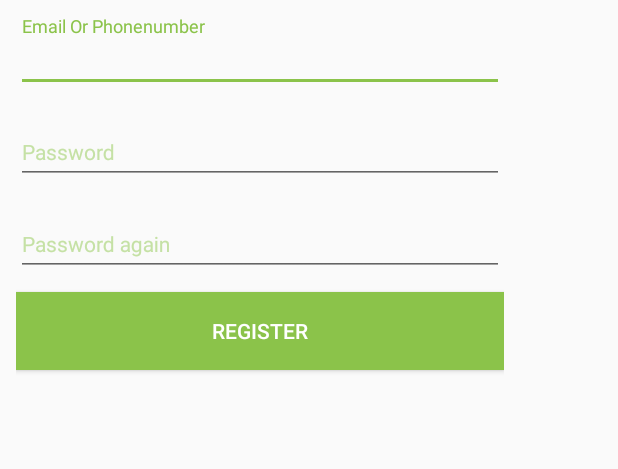
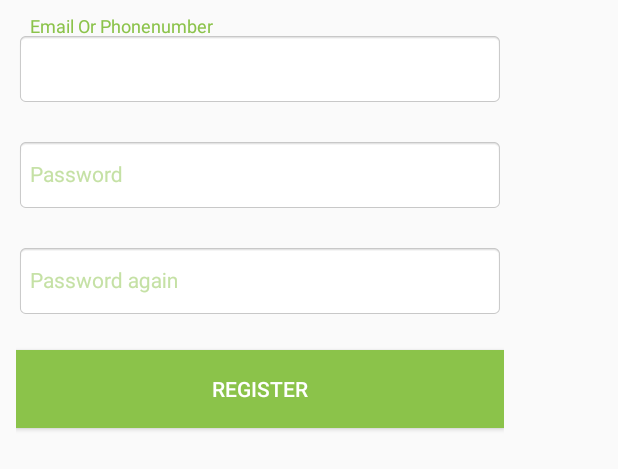
Before and after one commit to locdx3/Facecook, an Android app: the layout register_layout.xml on its own in the app's theme, with its tools: preview values and no code run, on a phone screen of 412 x 824 dp. Shown: the top 469 px of the screen. Run offline under Robolectric (Android 15) with nearby library versions, the phone set to English and light mode, and no system bars.

```diff
--- a/app/src/main/res/layout/activity_login.xml
+++ b/app/src/main/res/layout/activity_login.xml
@@ -15,7 +15,6 @@
         android:src="@drawable/logo" />
 
     <LinearLayout
-        android:visibility="gone"
         android:id="@+id/lnWapper"
         android:layout_width="match_parent"
         android:layout_height="wrap_content"
--- a/app/src/main/res/layout/register_layout.xml
+++ b/app/src/main/res/layout/register_layout.xml
@@ -16,9 +16,10 @@
         <EditText
             android:id="@+id/username_register"
             android:layout_width="match_parent"
-            android:layout_height="wrap_content"
+            android:layout_height="@dimen/_38sdp"
             android:layout_marginBottom="@dimen/_8sdp"
             android:layout_marginTop="@dimen/_8sdp"
+            android:background="@android:drawable/editbox_background_normal"
             android:fontFamily="sans-serif"
             android:hint="Email Or Phonenumber"
             android:inputType="textEmailAddress"
@@ -37,8 +38,9 @@
         <EditText
             android:id="@+id/password_register"
             android:layout_width="match_parent"
-            android:layout_height="wrap_content"
+            android:layout_height="@dimen/_38sdp"
             android:layout_marginBottom="@dimen/_8sdp"
+            android:background="@android:drawable/editbox_background_normal"
             android:fontFamily="sans-serif"
             android:hint="Password"
             android:inputType="textPassword"
@@ -57,8 +59,9 @@
         <EditText
             android:id="@+id/password_again_register"
             android:layout_width="match_parent"
-            android:layout_height="wrap_content"
+            android:layout_height="@dimen/_38sdp"
             android:layout_marginBottom="@dimen/_8sdp"
+            android:background="@android:drawable/editbox_background_normal"
             android:fontFamily="sans-serif"
             android:hint="Password again"
             android:inputType="textPassword"
@@ -72,6 +75,7 @@
         android:layout_width="match_parent"
         android:layout_height="@dimen/_40sdp"
         android:background="@drawable/press_signin"
+        android:layout_marginTop="@dimen/_8sdp"
         android:tag="custom_login_button"
         android:text="@string/register"
         android:textColor="@color/white" />
--- a/app/src/main/res/values/colors.xml
+++ b/app/src/main/res/values/colors.xml
@@ -6,6 +6,7 @@
     <color name="colorAccent">#8bc34a</color>
     <color name="colorAccentDark">#33691E</color>
     <color name="white">#ffffff</color>
+    <color name="transparent">#00000000</color>
 
 
     <!--color sigin-->
```
Also changed, not shown: app/src/main/java/vn/com/codedao/facecook/view/login/Login.java (+57 -5 lines).
